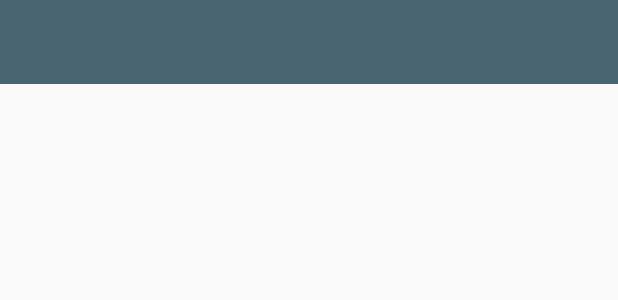
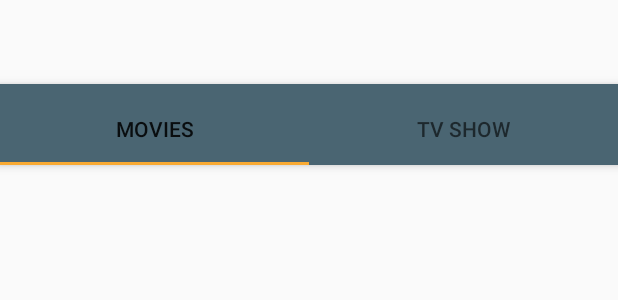
Before and after one commit to cseptian98/Movie-Catalogue, an Android app: the layout activity_main.xml on its own in the app's theme, with its tools: preview values and no code run, on a phone screen of 412 x 824 dp. Shown: the top 300 px of the screen. Run offline under Robolectric (Android 15) with nearby library versions, the phone set to English and light mode, and no system bars.

Commit message:
Fragment Change

```diff
--- a/app/src/main/java/com/example/moviecatalogue/Activity/MovieDetailActivity.java
+++ b/app/src/main/java/com/example/moviecatalogue/Activity/MovieDetailActivity.java
@@ -34,7 +34,7 @@ public class MovieDetailActivity extends AppCompatActivity {
         final String overviewMovie = getIntent().getStringExtra(Extra_Overview);
 
         Glide.with(this)
-                .load("http://image.tmdb.org/t/p/w300/"+picMovie)
+                .load(picMovie)
                 .into(imgMovie);
         //Log.d("aaaa","url"+picMovie);
 
--- a/app/src/main/java/com/example/moviecatalogue/Activity/TvShowDetailActivity.java
+++ b/app/src/main/java/com/example/moviecatalogue/Activity/TvShowDetailActivity.java
@@ -6,6 +6,7 @@ import android.os.Bundle;
 import android.widget.ImageView;
 import android.widget.TextView;
 
+import com.bumptech.glide.Glide;
 import com.example.moviecatalogue.R;
 import com.example.moviecatalogue.TvShow.TvShow;
 
@@ -37,6 +38,10 @@ public class TvShowDetailActivity extends AppCompatActivity {
         final String durasiShow = getIntent().getStringExtra(Extra_Durasi);
         final String detailShow = getIntent().getStringExtra(Extra_Detail);
 
+        Glide.with(this)
+                .load(picShow)
+                .into(imgTvShow);
+
         tvJudul.setText(judulShow);
         tvRilis.setText(rilisShow);
         tvDurasi.setText(durasiShow);
--- a/app/src/main/java/com/example/moviecatalogue/Fragment/MovieFragment.java
+++ b/app/src/main/java/com/example/moviecatalogue/Fragment/MovieFragment.java
@@ -44,13 +44,13 @@ public class MovieFragment extends Fragment {
                              Bundle savedInstanceState) {
         // Inflate the layout for this fragment
         view = inflater.inflate(R.layout.fragment_movie, container, false);
+
+        prepare();
         addMovie();
-        prepare();
 
         rv = view.findViewById(R.id.recycle_view);
         rv.setHasFixedSize(true);
         rv.setLayoutManager(new LinearLayoutManager(getActivity()));
-        movies = new ArrayList<>();
         adapter = new MovieAdapter(movies, getActivity());
         rv.setAdapter(adapter);
 
--- a/app/src/main/res/layout/activity_main.xml
+++ b/app/src/main/res/layout/activity_main.xml
@@ -1,14 +1,43 @@
 <?xml version="1.0" encoding="utf-8"?>
-<LinearLayout
-    xmlns:android="http://schemas.android.com/apk/res/android"
+<android.support.design.widget.CoordinatorLayout xmlns:android="http://schemas.android.com/apk/res/android"
+    xmlns:app="http://schemas.android.com/apk/res-auto"
     xmlns:tools="http://schemas.android.com/tools"
+    android:id="@+id/main_content"
     android:layout_width="match_parent"
     android:layout_height="match_parent"
-    tools:context=".Activity.MainActivity">
+    android:fitsSystemWindows="true"
+    tools:context=".Fragment.HomeFragment">
 
-    <include
-        layout="@layout/app_navigation"
+    <android.support.design.widget.AppBarLayout
+        android:id="@+id/appbar"
         android:layout_width="match_parent"
-        android:layout_height="wrap_content" />
+        android:layout_height="wrap_content"
+        android:paddingTop="6dp">
 
-</LinearLayout>
+        <android.support.design.widget.TabLayout
+            android:id="@+id/tabs"
+            android:layout_width="match_parent"
+            android:layout_height="wrap_content">
+
+            <android.support.design.widget.TabItem
+                android:id="@+id/tabItem"
+                android:layout_width="wrap_content"
+                android:layout_height="wrap_content"
+                android:text="Movies" />
+
+            <android.support.design.widget.TabItem
+                android:id="@+id/tabItem2"
+                android:layout_width="wrap_content"
+                android:layout_height="wrap_content"
+                android:text="TV Show" />
+
+        </android.support.design.widget.TabLayout>
+    </android.support.design.widget.AppBarLayout>
+
+    <android.support.v4.view.ViewPager
+        android:id="@+id/container"
+        android:layout_width="match_parent"
+        android:layout_height="match_parent"
+        app:layout_behavior="@string/appbar_scrolling_view_behavior" />
+
+</android.support.design.widget.CoordinatorLayout>
--- a/app/src/main/res/layout/fragment_movie.xml
+++ b/app/src/main/res/layout/fragment_movie.xml
@@ -4,7 +4,6 @@
     android:layout_width="match_parent"
     android:layout_height="match_parent"
     android:orientation="vertical"
-    android:padding="10dp"
     tools:context=".Fragment.MovieFragment">
 
     <android.support.v7.widget.RecyclerView
--- a/app/src/main/res/layout/fragment_show.xml
+++ b/app/src/main/res/layout/fragment_show.xml
@@ -4,7 +4,6 @@
     android:layout_width="match_parent"
     android:layout_height="match_parent"
     android:orientation="vertical"
-    android:padding="10dp"
     tools:context=".Fragment.ShowFragment">
 
     <android.support.v7.widget.RecyclerView
```
Also changed, not shown: app/src/main/java/com/example/moviecatalogue/Activity/MainActivity.java (+46 -3 lines), app/src/main/java/com/example/moviecatalogue/Fragment/HomeFragment.java (+7 -7 lines), app/src/main/java/com/example/moviecatalogue/Fragment/ShowFragment.java (+5 -3 lines), app/src/main/res/values/strings.xml (+10 -10 lines).
